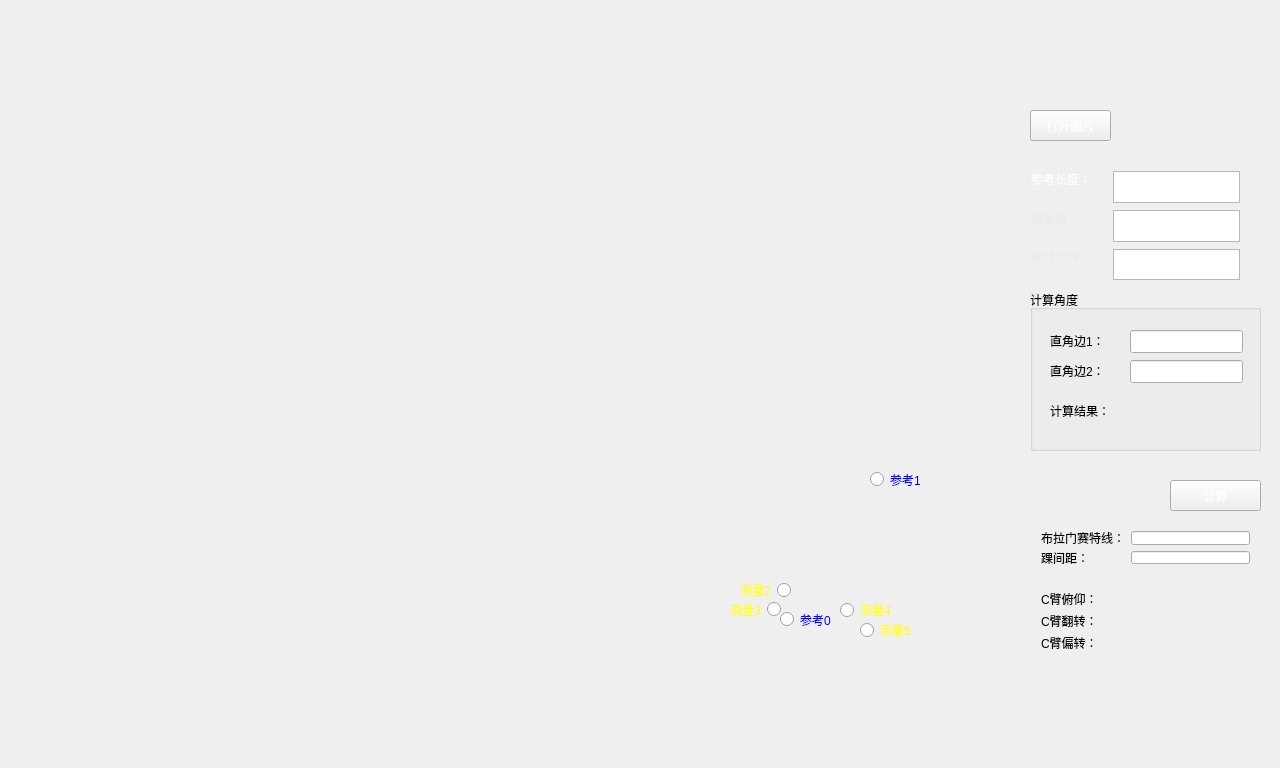
yb993161947/SCR, file CArmAngleCalCuLate/CArmwidget.ui: the form before one commit.
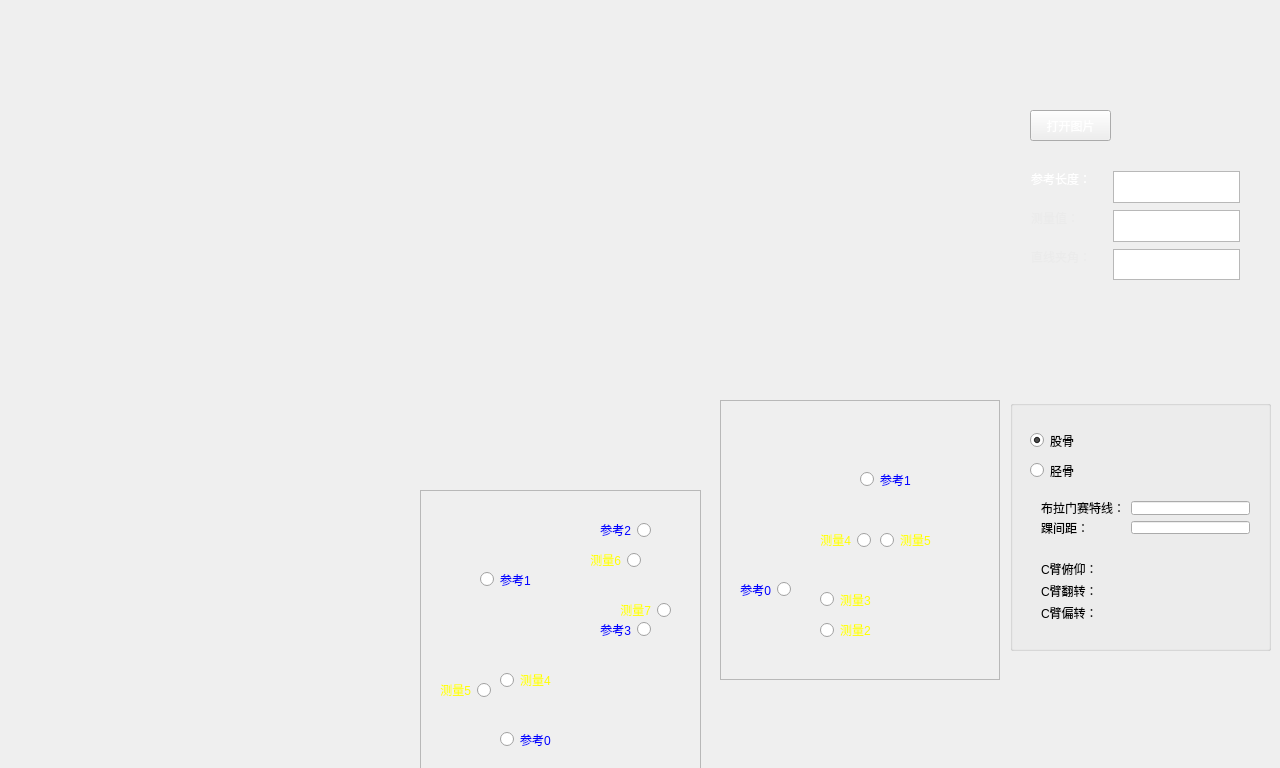
The form after the commit. Icons and pictures are not drawn.

Commit message: 修改图像计算策略，保存图片功能，修复选点BUG

```diff
--- a/CArmAngleCalCuLate/CArmwidget.ui
+++ b/CArmAngleCalCuLate/CArmwidget.ui
@@ -22,61 +22,6 @@
   <property name="styleSheet">
    <string notr="true"/>
   </property>
-  <widget class="QRadioButton" name="radioButton_4">
-   <property name="geometry">
-    <rect>
-     <x>710</x>
-     <y>600</y>
-     <width>71</width>
-     <height>19</height>
-    </rect>
-   </property>
-   <property name="layoutDirection">
-    <enum>Qt::RightToLeft</enum>
-   </property>
-   <property name="styleSheet">
-    <string notr="true">color: rgb(255, 255, 0);</string>
-   </property>
-   <property name="text">
-    <string>测量3</string>
-   </property>
-  </widget>
-  <widget class="QLabel" name="labelReferencePicture">
-   <property name="geometry">
-    <rect>
-     <x>720</x>
-     <y>410</y>
-     <width>280</width>
-     <height>280</height>
-    </rect>
-   </property>
-   <property name="styleSheet">
-    <string notr="true">border-image: url(:/images/sketch.png);
-</string>
-   </property>
-   <property name="text">
-    <string/>
-   </property>
-  </widget>
-  <widget class="QRadioButton" name="radioButton_3">
-   <property name="geometry">
-    <rect>
-     <x>720</x>
-     <y>580</y>
-     <width>71</width>
-     <height>20</height>
-    </rect>
-   </property>
-   <property name="layoutDirection">
-    <enum>Qt::RightToLeft</enum>
-   </property>
-   <property name="styleSheet">
-    <string notr="true">color: rgb(255, 255, 0);</string>
-   </property>
-   <property name="text">
-    <string>测量2</string>
-   </property>
-  </widget>
   <widget class="QPushButton" name="pushButtonOpenPicture">
    <property name="geometry">
     <rect>
@@ -94,264 +39,6 @@
     <string>打开图片</string>
    </property>
   </widget>
-  <widget class="QRadioButton" name="radioButton_1">
-   <property name="geometry">
-    <rect>
-     <x>780</x>
-     <y>610</y>
-     <width>61</width>
-     <height>19</height>
-    </rect>
-   </property>
-   <property name="styleSheet">
-    <string notr="true">color: rgb(0, 0, 255);</string>
-   </property>
-   <property name="text">
-    <string>参考0</string>
-   </property>
-  </widget>
-  <widget class="QRadioButton" name="radioButton_2">
-   <property name="geometry">
-    <rect>
-     <x>870</x>
-     <y>470</y>
-     <width>115</width>
-     <height>19</height>
-    </rect>
-   </property>
-   <property name="styleSheet">
-    <string notr="true">color: rgb(0, 0, 255);</string>
-   </property>
-   <property name="text">
-    <string>参考1</string>
-   </property>
-  </widget>
-  <widget class="QGroupBox" name="groupBox_2">
-   <property name="geometry">
-    <rect>
-     <x>1030</x>
-     <y>290</y>
-     <width>231</width>
-     <height>161</height>
-    </rect>
-   </property>
-   <property name="title">
-    <string>计算角度</string>
-   </property>
-   <widget class="QLabel" name="label_line1_2">
-    <property name="geometry">
-     <rect>
-      <x>20</x>
-      <y>40</y>
-      <width>61</width>
-      <height>21</height>
-     </rect>
-    </property>
-    <property name="text">
-     <string>直角边1：</string>
-    </property>
-   </widget>
-   <widget class="QLineEdit" name="lineEdit_line1">
-    <property name="geometry">
-     <rect>
-      <x>100</x>
-      <y>40</y>
-      <width>113</width>
-      <height>23</height>
-     </rect>
-    </property>
-   </widget>
-   <widget class="QLineEdit" name="lineEdit_line2">
-    <property name="geometry">
-     <rect>
-      <x>100</x>
-      <y>70</y>
-      <width>113</width>
-      <height>23</height>
-     </rect>
-    </property>
-   </widget>
-   <widget class="QLabel" name="label_line2">
-    <property name="geometry">
-     <rect>
-      <x>20</x>
-      <y>70</y>
-      <width>61</width>
-      <height>21</height>
-     </rect>
-    </property>
-    <property name="text">
-     <string>直角边2：</string>
-    </property>
-   </widget>
-   <widget class="QLabel" name="label_result2">
-    <property name="geometry">
-     <rect>
-      <x>20</x>
-      <y>110</y>
-      <width>71</width>
-      <height>21</height>
-     </rect>
-    </property>
-    <property name="text">
-     <string>计算结果：</string>
-    </property>
-   </widget>
-   <widget class="QLabel" name="label_result2_2">
-    <property name="geometry">
-     <rect>
-      <x>100</x>
-      <y>100</y>
-      <width>111</width>
-      <height>51</height>
-     </rect>
-    </property>
-    <property name="text">
-     <string/>
-    </property>
-   </widget>
-  </widget>
-  <widget class="QPushButton" name="pushButton_calculate2">
-   <property name="geometry">
-    <rect>
-     <x>1170</x>
-     <y>480</y>
-     <width>91</width>
-     <height>31</height>
-    </rect>
-   </property>
-   <property name="styleSheet">
-    <string notr="true">border-image: url(:/images/btn.png);
-color: rgb(255, 255, 255);</string>
-   </property>
-   <property name="text">
-    <string>计算</string>
-   </property>
-  </widget>
-  <widget class="QRadioButton" name="radioButton_5">
-   <property name="geometry">
-    <rect>
-     <x>840</x>
-     <y>600</y>
-     <width>71</width>
-     <height>20</height>
-    </rect>
-   </property>
-   <property name="layoutDirection">
-    <enum>Qt::LeftToRight</enum>
-   </property>
-   <property name="styleSheet">
-    <string notr="true">color: rgb(255, 255, 0);</string>
-   </property>
-   <property name="text">
-    <string>测量4</string>
-   </property>
-  </widget>
-  <widget class="QRadioButton" name="radioButton_6">
-   <property name="geometry">
-    <rect>
-     <x>860</x>
-     <y>620</y>
-     <width>71</width>
-     <height>20</height>
-    </rect>
-   </property>
-   <property name="layoutDirection">
-    <enum>Qt::LeftToRight</enum>
-   </property>
-   <property name="styleSheet">
-    <string notr="true">color: rgb(255, 255, 0);</string>
-   </property>
-   <property name="text">
-    <string>测量5</string>
-   </property>
-  </widget>
-  <widget class="QWidget" name="layoutWidget">
-   <property name="geometry">
-    <rect>
-     <x>1030</x>
-     <y>580</y>
-     <width>231</width>
-     <height>81</height>
-    </rect>
-   </property>
-   <layout class="QGridLayout" name="gridLayout_2">
-    <item row="0" column="0">
-     <widget class="QLabel" name="label_3">
-      <property name="text">
-       <string>C臂俯仰：</string>
-      </property>
-     </widget>
-    </item>
-    <item row="0" column="1">
-     <widget class="QLabel" name="label_Ry">
-      <property name="text">
-       <string/>
-      </property>
-     </widget>
-    </item>
-    <item row="1" column="0">
-     <widget class="QLabel" name="label_5">
-      <property name="text">
-       <string>C臂翻转：</string>
-      </property>
-     </widget>
-    </item>
-    <item row="1" column="1">
-     <widget class="QLabel" name="label_Rz">
-      <property name="text">
-       <string/>
-      </property>
-     </widget>
-    </item>
-    <item row="2" column="0">
-     <widget class="QLabel" name="label_6">
-      <property name="text">
-       <string>C臂偏转：</string>
-      </property>
-     </widget>
-    </item>
-    <item row="2" column="1">
-     <widget class="QLabel" name="label_Rx">
-      <property name="text">
-       <string/>
-      </property>
-     </widget>
-    </item>
-   </layout>
-  </widget>
-  <widget class="QWidget" name="layoutWidget">
-   <property name="geometry">
-    <rect>
-     <x>1030</x>
-     <y>520</y>
-     <width>231</width>
-     <height>55</height>
-    </rect>
-   </property>
-   <layout class="QGridLayout" name="gridLayout_3">
-    <item row="0" column="0">
-     <widget class="QLabel" name="label_8">
-      <property name="text">
-       <string>布拉门赛特线：</string>
-      </property>
-     </widget>
-    </item>
-    <item row="0" column="1">
-     <widget class="QLineEdit" name="lineEdit_B"/>
-    </item>
-    <item row="1" column="0">
-     <widget class="QLabel" name="label_7">
-      <property name="text">
-       <string>踝间距：</string>
-      </property>
-     </widget>
-    </item>
-    <item row="1" column="1">
-     <widget class="QLineEdit" name="lineEdit_ankle"/>
-    </item>
-   </layout>
-  </widget>
   <widget class="QTextBrowser" name="textBrowserMeasureValue">
    <property name="geometry">
     <rect>
@@ -435,11 +122,481 @@
     <string>测量值：</string>
    </property>
   </widget>
-  <zorder>labelReferencePicture</zorder>
-  <zorder>layoutWidget</zorder>
-  <zorder>layoutWidget</zorder>
-  <zorder>layoutWidget</zorder>
-  <zorder>radioButton_3</zorder>
+  <widget class="QGroupBox" name="groupBox">
+   <property name="geometry">
+    <rect>
+     <x>1010</x>
+     <y>400</y>
+     <width>261</width>
+     <height>251</height>
+    </rect>
+   </property>
+   <property name="title">
+    <string/>
+   </property>
+   <widget class="QRadioButton" name="radioButton_femur">
+    <property name="geometry">
+     <rect>
+      <x>20</x>
+      <y>30</y>
+      <width>117</width>
+      <height>21</height>
+     </rect>
+    </property>
+    <property name="focusPolicy">
+     <enum>Qt::StrongFocus</enum>
+    </property>
+    <property name="text">
+     <string>股骨</string>
+    </property>
+    <property name="checked">
+     <bool>true</bool>
+    </property>
+   </widget>
+   <widget class="QRadioButton" name="radioButton_tibia">
+    <property name="geometry">
+     <rect>
+      <x>20</x>
+      <y>60</y>
+      <width>117</width>
+      <height>21</height>
+     </rect>
+    </property>
+    <property name="text">
+     <string>胫骨</string>
+    </property>
+   </widget>
+   <widget class="QWidget" name="layoutWidget_2">
+    <property name="geometry">
+     <rect>
+      <x>20</x>
+      <y>90</y>
+      <width>231</width>
+      <height>55</height>
+     </rect>
+    </property>
+    <layout class="QGridLayout" name="gridLayout_3">
+     <item row="0" column="0">
+      <widget class="QLabel" name="label_8">
+       <property name="text">
+        <string>布拉门赛特线：</string>
+       </property>
+      </widget>
+     </item>
+     <item row="0" column="1">
+      <widget class="QLineEdit" name="lineEdit_B"/>
+     </item>
+     <item row="1" column="0">
+      <widget class="QLabel" name="label_7">
+       <property name="text">
+        <string>踝间距：</string>
+       </property>
+      </widget>
+     </item>
+     <item row="1" column="1">
+      <widget class="QLineEdit" name="lineEdit_ankle"/>
+     </item>
+    </layout>
+   </widget>
+   <widget class="QWidget" name="layoutWidget">
+    <property name="geometry">
+     <rect>
+      <x>20</x>
+      <y>150</y>
+      <width>231</width>
+      <height>81</height>
+     </rect>
+    </property>
+    <layout class="QGridLayout" name="gridLayout_2">
+     <item row="0" column="0">
+      <widget class="QLabel" name="label_3">
+       <property name="text">
+        <string>C臂俯仰：</string>
+       </property>
+      </widget>
+     </item>
+     <item row="0" column="1">
+      <widget class="QLabel" name="label_Ry">
+       <property name="text">
+        <string/>
+       </property>
+      </widget>
+     </item>
+     <item row="1" column="0">
+      <widget class="QLabel" name="label_5">
+       <property name="text">
+        <string>C臂翻转：</string>
+       </property>
+      </widget>
+     </item>
+     <item row="1" column="1">
+      <widget class="QLabel" name="label_Rz">
+       <property name="text">
+        <string/>
+       </property>
+      </widget>
+     </item>
+     <item row="2" column="0">
+      <widget class="QLabel" name="label_6">
+       <property name="text">
+        <string>C臂偏转：</string>
+       </property>
+      </widget>
+     </item>
+     <item row="2" column="1">
+      <widget class="QLabel" name="label_Rx">
+       <property name="text">
+        <string/>
+       </property>
+      </widget>
+     </item>
+    </layout>
+   </widget>
+  </widget>
+  <widget class="QFrame" name="frame_Femur">
+   <property name="geometry">
+    <rect>
+     <x>720</x>
+     <y>400</y>
+     <width>280</width>
+     <height>280</height>
+    </rect>
+   </property>
+   <property name="frameShape">
+    <enum>QFrame::StyledPanel</enum>
+   </property>
+   <property name="frameShadow">
+    <enum>QFrame::Raised</enum>
+   </property>
+   <widget class="QRadioButton" name="radioButton_6">
+    <property name="geometry">
+     <rect>
+      <x>160</x>
+      <y>130</y>
+      <width>71</width>
+      <height>20</height>
+     </rect>
+    </property>
+    <property name="layoutDirection">
+     <enum>Qt::LeftToRight</enum>
+    </property>
+    <property name="styleSheet">
+     <string notr="true">color: rgb(255, 255, 0);</string>
+    </property>
+    <property name="text">
+     <string>测量5</string>
+    </property>
+   </widget>
+   <widget class="QRadioButton" name="radioButton_1">
+    <property name="geometry">
+     <rect>
+      <x>10</x>
+      <y>180</y>
+      <width>61</width>
+      <height>19</height>
+     </rect>
+    </property>
+    <property name="layoutDirection">
+     <enum>Qt::RightToLeft</enum>
+    </property>
+    <property name="styleSheet">
+     <string notr="true">color: rgb(0, 0, 255);</string>
+    </property>
+    <property name="text">
+     <string>参考0</string>
+    </property>
+   </widget>
+   <widget class="QRadioButton" name="radioButton_4">
+    <property name="geometry">
+     <rect>
+      <x>100</x>
+      <y>190</y>
+      <width>71</width>
+      <height>19</height>
+     </rect>
+    </property>
+    <property name="layoutDirection">
+     <enum>Qt::LeftToRight</enum>
+    </property>
+    <property name="styleSheet">
+     <string notr="true">color: rgb(255, 255, 0);</string>
+    </property>
+    <property name="text">
+     <string>测量3</string>
+    </property>
+   </widget>
+   <widget class="QLabel" name="labelReferencePicture">
+    <property name="geometry">
+     <rect>
+      <x>0</x>
+      <y>0</y>
+      <width>280</width>
+      <height>280</height>
+     </rect>
+    </property>
+    <property name="styleSheet">
+     <string notr="true">border-image: url(:/images/sketch.png);</string>
+    </property>
+    <property name="text">
+     <string/>
+    </property>
+   </widget>
+   <widget class="QRadioButton" name="radioButton_2">
+    <property name="geometry">
+     <rect>
+      <x>140</x>
+      <y>70</y>
+      <width>115</width>
+      <height>19</height>
+     </rect>
+    </property>
+    <property name="styleSheet">
+     <string notr="true">color: rgb(0, 0, 255);</string>
+    </property>
+    <property name="text">
+     <string>参考1</string>
+    </property>
+   </widget>
+   <widget class="QRadioButton" name="radioButton_5">
+    <property name="geometry">
+     <rect>
+      <x>80</x>
+      <y>130</y>
+      <width>71</width>
+      <height>20</height>
+     </rect>
+    </property>
+    <property name="layoutDirection">
+     <enum>Qt::RightToLeft</enum>
+    </property>
+    <property name="styleSheet">
+     <string notr="true">color: rgb(255, 255, 0);</string>
+    </property>
+    <property name="text">
+     <string>测量4</string>
+    </property>
+   </widget>
+   <widget class="QRadioButton" name="radioButton_3">
+    <property name="geometry">
+     <rect>
+      <x>100</x>
+      <y>220</y>
+      <width>71</width>
+      <height>20</height>
+     </rect>
+    </property>
+    <property name="layoutDirection">
+     <enum>Qt::LeftToRight</enum>
+    </property>
+    <property name="styleSheet">
+     <string notr="true">color: rgb(255, 255, 0);</string>
+    </property>
+    <property name="text">
+     <string>测量2</string>
+    </property>
+   </widget>
+   <zorder>labelReferencePicture</zorder>
+   <zorder>radioButton_6</zorder>
+   <zorder>radioButton_1</zorder>
+   <zorder>radioButton_4</zorder>
+   <zorder>radioButton_2</zorder>
+   <zorder>radioButton_5</zorder>
+   <zorder>radioButton_3</zorder>
+  </widget>
+  <widget class="QFrame" name="frame_Tibia">
+   <property name="geometry">
+    <rect>
+     <x>420</x>
+     <y>490</y>
+     <width>281</width>
+     <height>281</height>
+    </rect>
+   </property>
+   <property name="frameShape">
+    <enum>QFrame::StyledPanel</enum>
+   </property>
+   <property name="frameShadow">
+    <enum>QFrame::Raised</enum>
+   </property>
+   <widget class="QRadioButton" name="radioButton_13">
+    <property name="geometry">
+     <rect>
+      <x>0</x>
+      <y>190</y>
+      <width>71</width>
+      <height>20</height>
+     </rect>
+    </property>
+    <property name="layoutDirection">
+     <enum>Qt::RightToLeft</enum>
+    </property>
+    <property name="styleSheet">
+     <string notr="true">color: rgb(255, 255, 0);</string>
+    </property>
+    <property name="text">
+     <string>测量5</string>
+    </property>
+   </widget>
+   <widget class="QRadioButton" name="radioButton_11">
+    <property name="geometry">
+     <rect>
+      <x>160</x>
+      <y>130</y>
+      <width>71</width>
+      <height>19</height>
+     </rect>
+    </property>
+    <property name="layoutDirection">
+     <enum>Qt::RightToLeft</enum>
+    </property>
+    <property name="styleSheet">
+     <string notr="true">color: rgb(0, 0, 255);</string>
+    </property>
+    <property name="text">
+     <string>参考3</string>
+    </property>
+   </widget>
+   <widget class="QRadioButton" name="radioButton_10">
+    <property name="geometry">
+     <rect>
+      <x>160</x>
+      <y>30</y>
+      <width>71</width>
+      <height>20</height>
+     </rect>
+    </property>
+    <property name="layoutDirection">
+     <enum>Qt::RightToLeft</enum>
+    </property>
+    <property name="styleSheet">
+     <string notr="true">color: rgb(0, 0, 255);</string>
+    </property>
+    <property name="text">
+     <string>参考2</string>
+    </property>
+   </widget>
+   <widget class="QRadioButton" name="radioButton_9">
+    <property name="geometry">
+     <rect>
+      <x>60</x>
+      <y>80</y>
+      <width>115</width>
+      <height>19</height>
+     </rect>
+    </property>
+    <property name="styleSheet">
+     <string notr="true">color: rgb(0, 0, 255);</string>
+    </property>
+    <property name="text">
+     <string>参考1</string>
+    </property>
+   </widget>
+   <widget class="QRadioButton" name="radioButton_12">
+    <property name="geometry">
+     <rect>
+      <x>80</x>
+      <y>180</y>
+      <width>71</width>
+      <height>20</height>
+     </rect>
+    </property>
+    <property name="layoutDirection">
+     <enum>Qt::LeftToRight</enum>
+    </property>
+    <property name="styleSheet">
+     <string notr="true">color: rgb(255, 255, 0);</string>
+    </property>
+    <property name="text">
+     <string>测量4</string>
+    </property>
+   </widget>
+   <widget class="QLabel" name="labelReferencePicture_2">
+    <property name="geometry">
+     <rect>
+      <x>0</x>
+      <y>0</y>
+      <width>280</width>
+      <height>280</height>
+     </rect>
+    </property>
+    <property name="styleSheet">
+     <string notr="true">border-image: url(:/images/sketch_2.png);
+</string>
+    </property>
+    <property name="text">
+     <string/>
+    </property>
+   </widget>
+   <widget class="QRadioButton" name="radioButton_8">
+    <property name="geometry">
+     <rect>
+      <x>80</x>
+      <y>240</y>
+      <width>61</width>
+      <height>19</height>
+     </rect>
+    </property>
+    <property name="styleSheet">
+     <string notr="true">color: rgb(0, 0, 255);</string>
+    </property>
+    <property name="text">
+     <string>参考0</string>
+    </property>
+   </widget>
+   <widget class="QRadioButton" name="radioButton_14">
+    <property name="geometry">
+     <rect>
+      <x>150</x>
+      <y>60</y>
+      <width>71</width>
+      <height>20</height>
+     </rect>
+    </property>
+    <property name="layoutDirection">
+     <enum>Qt::RightToLeft</enum>
+    </property>
+    <property name="styleSheet">
+     <string notr="true">color: rgb(255, 255, 0);</string>
+    </property>
+    <property name="text">
+     <string>测量6</string>
+    </property>
+   </widget>
+   <widget class="QRadioButton" name="radioButton_15">
+    <property name="geometry">
+     <rect>
+      <x>180</x>
+      <y>110</y>
+      <width>71</width>
+      <height>20</height>
+     </rect>
+    </property>
+    <property name="layoutDirection">
+     <enum>Qt::RightToLeft</enum>
+    </property>
+    <property name="styleSheet">
+     <string notr="true">color: rgb(255, 255, 0);</string>
+    </property>
+    <property name="text">
+     <string>测量7</string>
+    </property>
+   </widget>
+   <zorder>labelReferencePicture_2</zorder>
+   <zorder>radioButton_13</zorder>
+   <zorder>radioButton_11</zorder>
+   <zorder>radioButton_10</zorder>
+   <zorder>radioButton_9</zorder>
+   <zorder>radioButton_12</zorder>
+   <zorder>radioButton_8</zorder>
+   <zorder>radioButton_14</zorder>
+   <zorder>radioButton_15</zorder>
+  </widget>
+  <zorder>textBrowserMeasureValue</zorder>
+  <zorder>label_2</zorder>
+  <zorder>textEditReferenceValue</zorder>
+  <zorder>label_4</zorder>
+  <zorder>textBrowserMeasureValue_Angle</zorder>
+  <zorder>label</zorder>
   <zorder>pushButtonOpenPicture</zorder>
   <zorder>radioButton_1</zorder>
   <zorder>radioButton_2</zorder>
```
Left out of the diff: 10 changed lines with no effect on the pictures. The commit also changes 151 other files.
